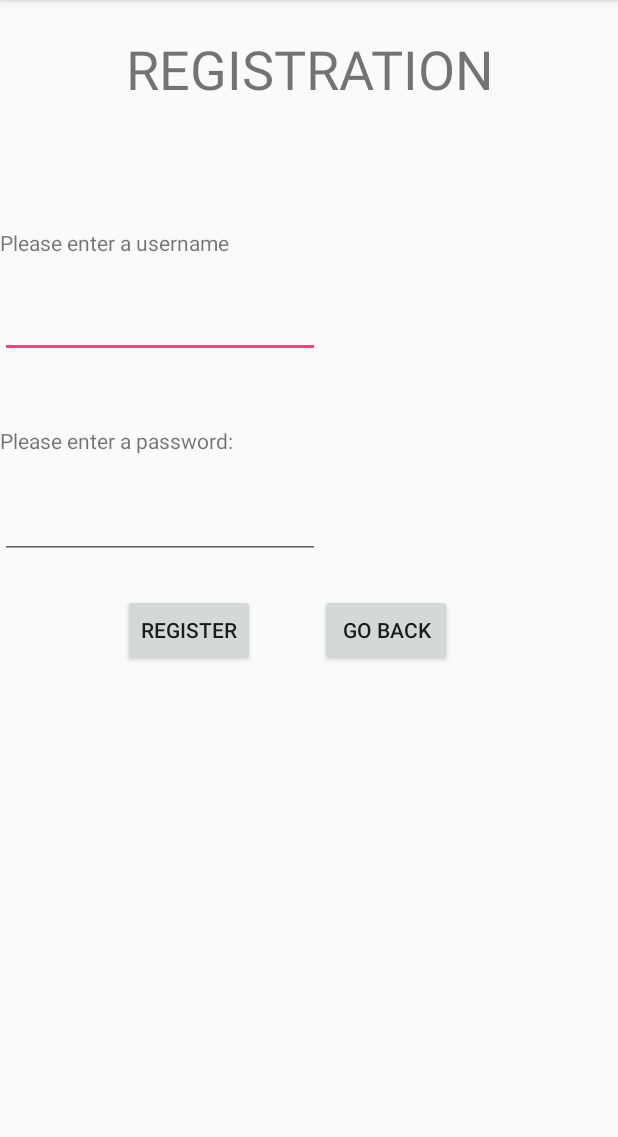
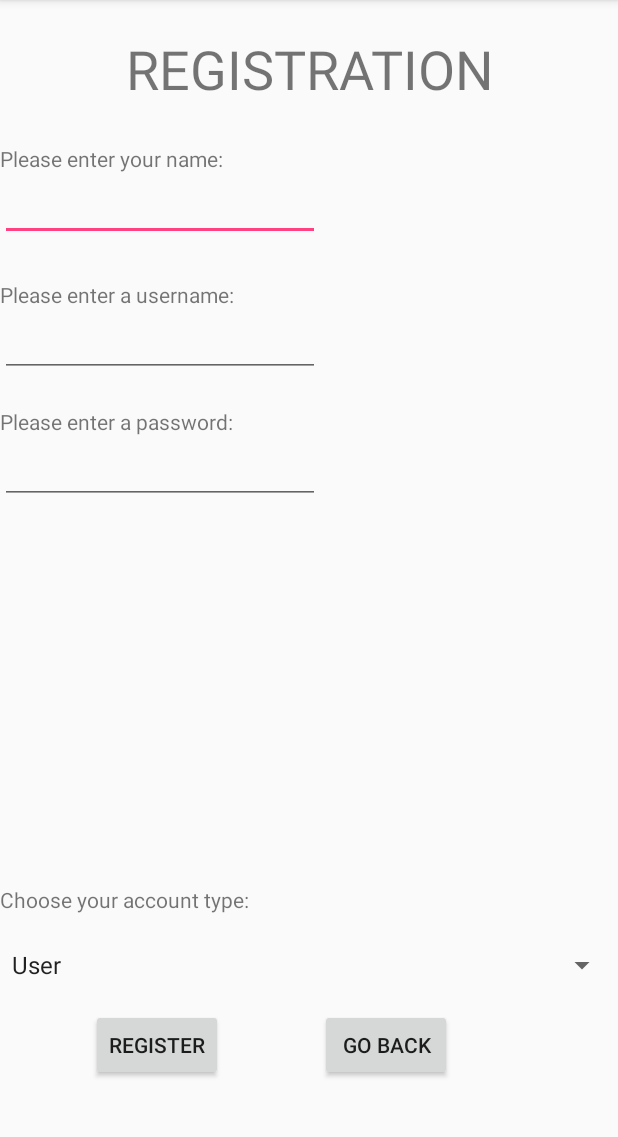
Before and after one commit to LordZamy/Moana, an Android app: the RegisterActivity screen opened directly, with no data from a screen before it, on a phone screen of 412 x 824 dp, the part 84-1221 px from its top. Run offline under Robolectric (Android 15) with nearby library versions, the phone set to English and light mode, and no system bars.

Commit message:
added spinner to register activity and real name to user

```diff
--- /dev/null
+++ b/app/src/main/java/moanainc/com/moana/controllers/AccountType.java
@@ -0,0 +1,22 @@
+package moanainc.com.moana.controllers;
+
+import java.io.Serializable;
+
+/**
+ * Created by josh baldwin on 2/21/2017.
+ */
+
+public enum AccountType implements Serializable {
+    USER("User"), WORKER("Worker"), MANAGER("Manager"), ADMIN("Admin");
+
+    private final String text;
+
+    AccountType(final String text) {
+        this.text = text;
+    }
+
+    @Override
+    public String toString() {
+        return text;
+    }
+}
--- a/app/src/main/java/moanainc/com/moana/controllers/Model.java
+++ b/app/src/main/java/moanainc/com/moana/controllers/Model.java
@@ -41,12 +41,6 @@ public class Model {
      * Add a new user to the list.....is this needed??? since arraylist has add method
      */
     public void addUser(User u) {
-//        if (_users.add(u)) {
-//            //go to successful registration page
-//        } else {
-//            registrationFailed(u);
-//        }
-
         _users.put(u.getUsername(), u);
     }
 
--- a/app/src/main/java/moanainc/com/moana/controllers/RegisterActivity.java
+++ b/app/src/main/java/moanainc/com/moana/controllers/RegisterActivity.java
@@ -5,7 +5,9 @@ import android.os.Bundle;
 import android.support.v7.app.AppCompatActivity;
 import android.util.Log;
 import android.view.View;
+import android.widget.ArrayAdapter;
 import android.widget.EditText;
+import android.widget.Spinner;
 import android.widget.TextView;
 import android.widget.Toast;
 
@@ -23,9 +25,10 @@ public class RegisterActivity extends AppCompatActivity {
     private User _user;
     private EditText _nameField;
     private EditText _passwordField;
-    private TextView pageTitle;
+    private EditText _realNameField;
     private TextView nameError;
     private TextView passwordError;
+    private Spinner accountSpinner;
 
     @Override
     protected void onCreate(Bundle savedInstanceState) {
@@ -35,8 +38,15 @@ public class RegisterActivity extends AppCompatActivity {
         _user = new User();
         _nameField = (EditText) findViewById(R.id.editText);
         _passwordField = (EditText) findViewById(R.id.editText2);
+        _realNameField = (EditText) findViewById(R.id.editText3);
         nameError = (TextView) findViewById(R.id.textView12);
         passwordError = (TextView) findViewById(R.id.textView13);
+        accountSpinner = (Spinner) findViewById(R.id.spinner);
+
+        //set up spinner
+        ArrayAdapter<String> adapter = new ArrayAdapter(this, android.R.layout.simple_spinner_item, AccountType.values());
+        adapter.setDropDownViewResource(android.R.layout.simple_spinner_dropdown_item);
+        accountSpinner.setAdapter(adapter);
     }
 
     public void gotoHome(View view) {
@@ -57,11 +67,14 @@ public class RegisterActivity extends AppCompatActivity {
 
         String nameInput = _nameField.getText().toString();
         String passwordInput = _passwordField.getText().toString();
+        String realNameInput = _realNameField.getText().toString();
 
         if (validateName(nameInput) && validatePassword(passwordInput)) {
             // add new user to user base
             _user.setUsername(nameInput);
             _user.setPassword(passwordInput);
+            _user.setRealName(realNameInput);
+            _user.setAccountType((AccountType) accountSpinner.getSelectedItem());
             model.addUser(_user);
             Log.d("RegisterActivity", _user.toString());
 
@@ -94,7 +107,7 @@ public class RegisterActivity extends AppCompatActivity {
             writePasswordError("Password needs to be at least 8 characters long.");
             return false;
         } else if (!passwordInput.matches("^[a-zA-Z0-9_]*$")) {
-           writePasswordError("Password can only contain alphanumeric characters");
+            writePasswordError("Password can only contain alphanumeric characters");
             return false;
         }
 
@@ -111,6 +124,7 @@ public class RegisterActivity extends AppCompatActivity {
         passwordError.setTextColor(0xFFFF0000);
     }
 
+
     private void showConfirmation() {
         Toast toast = Toast.makeText(getApplicationContext(), "Registration Successful!", Toast.LENGTH_LONG);
         toast.show();
--- a/app/src/main/java/moanainc/com/moana/controllers/User.java
+++ b/app/src/main/java/moanainc/com/moana/controllers/User.java
@@ -5,10 +5,14 @@ package moanainc.com.moana.controllers;
  */
 
 public class User {
-    //the user's name
+    //the user's username
     private String _name;
     //the user's password
     private String _password;
+    //the user's real name
+    private String _realName;
+    //the user's access level
+    private AccountType _accountType;
 
     public User() {
 
@@ -35,6 +39,11 @@ public class User {
     public String getPassword() { return _password; } //if we want to implement "Forgot password"
     public void setPassword(String password) { _password = password; } //if we want to implement "Change password"
 
+    public String getRealName() { return _realName; }
+    public void setRealName(String realName) { _realName = realName; }
+
+    public AccountType getAccountType() { return _accountType; }
+    public void setAccountType(AccountType type) { _accountType = type; }
 
     @Override
     public boolean equals(Object o) {
@@ -43,11 +52,12 @@ public class User {
         }
 
         User u = (User) o;
-        return (u.getUsername().equals(_name) && u.getPassword().equals(_password));
+        return (u.getUsername().equals(_name) && u.getPassword().equals(_password)
+                && u.getRealName().equals(_realName) && u.getAccountType().equals(_accountType));
     }
 
     @Override
     public String toString() {
-        return _name + " " + _password;
+        return _realName + " " + _name + " " + _password + " " + _accountType.toString();
     }
 }
--- a/app/src/main/res/layout/register_activity.xml
+++ b/app/src/main/res/layout/register_activity.xml
@@ -15,14 +15,42 @@
         android:layout_alignParentStart="true"
         android:layout_marginTop="21dp" />
 
-    <TextView
-        android:text="Please enter a username"
+    <Button
+        android:text="Register"
         android:layout_width="wrap_content"
         android:layout_height="wrap_content"
+        android:id="@+id/button"
+        android:onClick="onRegisterPressed"
+        android:layout_marginBottom="47dp"
+        android:layout_alignParentBottom="true"
+        android:layout_alignEnd="@+id/textView5" />
+
+    <Button
+        android:text="Go Back"
+        android:layout_width="wrap_content"
+        android:layout_height="wrap_content"
+        android:id="@+id/button2"
+        android:onClick="gotoHome"
+        android:layout_alignBaseline="@+id/button"
+        android:layout_alignBottom="@+id/button"
+        android:layout_toEndOf="@+id/editText2" />
+
+    <TextView
+        android:text="Please enter your name:"
+        android:layout_width="wrap_content"
+        android:layout_height="wrap_content"
+        android:layout_marginTop="26dp"
+        android:id="@+id/textView5"
         android:layout_below="@+id/textView3"
-        android:layout_alignParentStart="true"
-        android:layout_marginTop="82dp"
-        android:id="@+id/textView12" />
+        android:layout_alignParentStart="true" />
+
+    <TextView
+        android:text="Please enter a password:"
+        android:layout_width="wrap_content"
+        android:layout_height="wrap_content"
+        android:id="@+id/textView13"
+        android:layout_below="@+id/editText"
+        android:layout_marginTop="20dp" />
 
     <EditText
         android:layout_width="wrap_content"
@@ -30,18 +58,27 @@
         android:inputType="textPersonName"
         android:text=""
         android:ems="10"
-        android:layout_marginTop="22dp"
-        android:id="@+id/editText"
-        android:layout_below="@+id/textView12"
+        android:id="@+id/editText3"
+        android:layout_below="@+id/textView5"
         android:layout_alignParentStart="true" />
 
     <TextView
-        android:text="Please enter a password:"
+        android:text="Please enter a username:"
         android:layout_width="wrap_content"
         android:layout_height="wrap_content"
-        android:layout_marginTop="45dp"
-        android:id="@+id/textView13"
-        android:layout_below="@+id/editText"
+        android:id="@+id/textView12"
+        android:layout_below="@+id/editText3"
+        android:layout_alignParentStart="true"
+        android:layout_marginTop="26dp" />
+
+    <EditText
+        android:layout_width="wrap_content"
+        android:layout_height="wrap_content"
+        android:inputType="textPersonName"
+        android:text=""
+        android:ems="10"
+        android:id="@+id/editText"
+        android:layout_below="@+id/textView12"
         android:layout_alignParentStart="true" />
 
     <EditText
@@ -49,29 +86,25 @@
         android:layout_height="wrap_content"
         android:inputType="textPassword"
         android:ems="10"
-        android:layout_marginTop="24dp"
         android:id="@+id/editText2"
         android:layout_below="@+id/textView13"
         android:layout_alignParentStart="true" />
 
-    <Button
-        android:text="Register"
+    <TextView
+        android:text="Choose your account type:"
         android:layout_width="wrap_content"
         android:layout_height="wrap_content"
-        android:layout_below="@+id/editText2"
-        android:layout_alignEnd="@+id/editText2"
-        android:layout_marginEnd="43dp"
-        android:layout_marginTop="23dp"
-        android:id="@+id/button"
-        android:onClick="onRegisterPressed"/>
+        android:layout_above="@+id/button"
+        android:layout_alignParentStart="true"
+        android:layout_marginBottom="63dp"
+        android:id="@+id/textView6" />
 
-    <Button
-        android:text="Go Back"
-        android:layout_width="wrap_content"
+    <Spinner
+        android:layout_width="match_parent"
         android:layout_height="wrap_content"
-        android:layout_alignTop="@+id/button"
-        android:layout_toEndOf="@+id/button"
-        android:id="@+id/button2"
-        android:onClick="gotoHome" />
+        android:layout_above="@+id/button"
+        android:layout_alignParentStart="true"
+        android:layout_marginBottom="17dp"
+        android:id="@+id/spinner" />
 
 </RelativeLayout>
```
